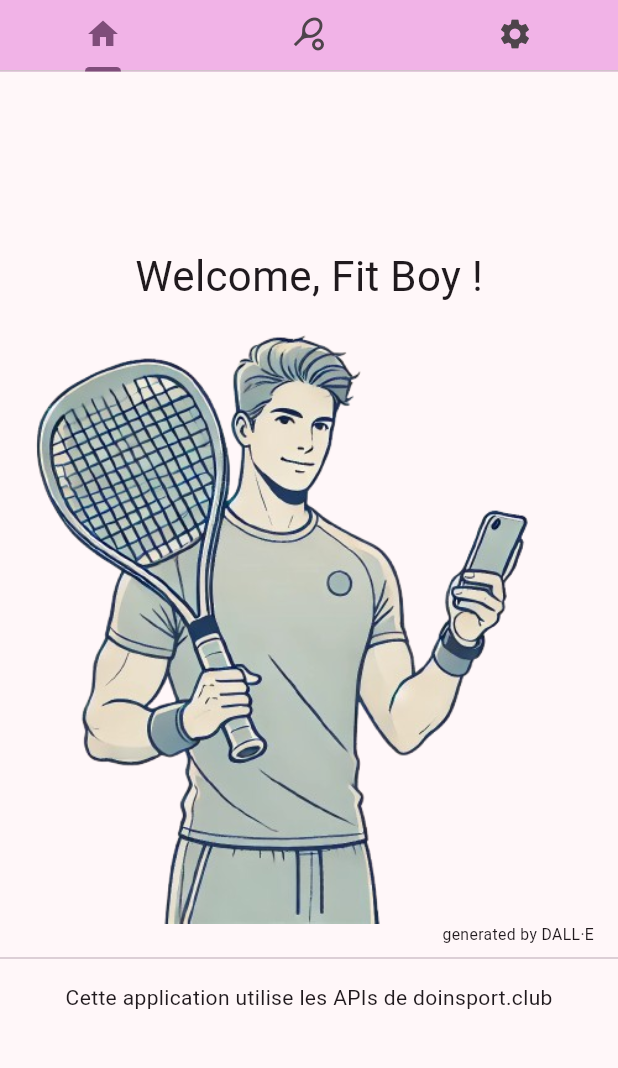
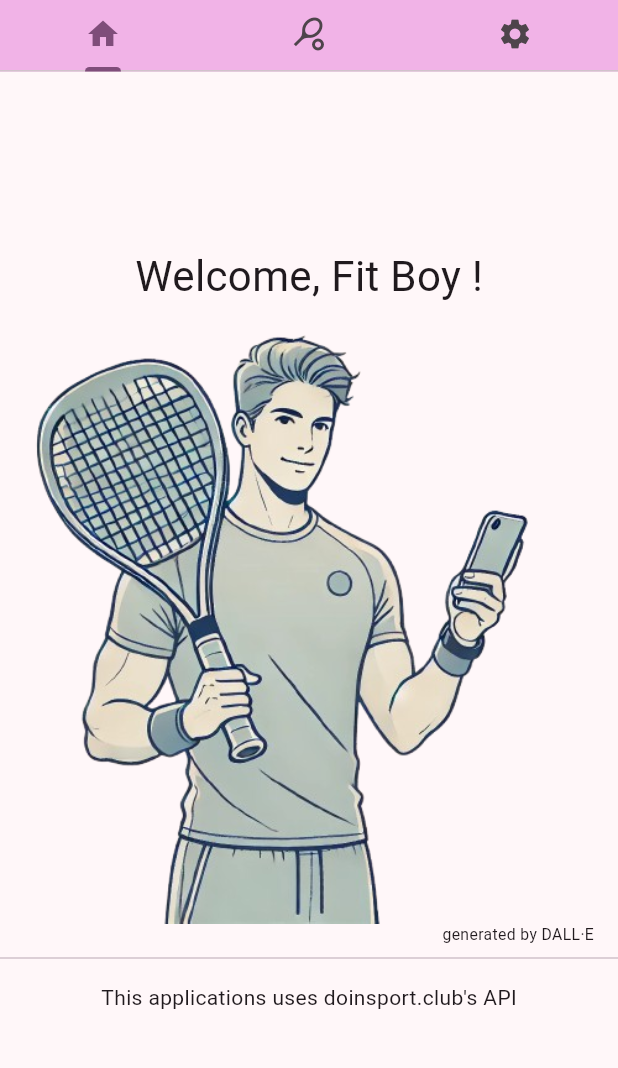
Before and after one commit to ComteHerrapait/DadouFit, a Flutter app: the screen it shows after launch, on a phone screen of 412 x 824 dp, the part 38-1106 px from its top. Run offline on Flutter 3.47's test engine with Material 3 defaults, Android fonts, the phone set to English and light mode, and no system bars; our stand-ins replace flutter_colorpicker, shared_preferences; generated files the repository leaves out were written again.

Commit message:
added translations

```diff
--- /dev/null
+++ b/l10n.yaml
@@ -0,0 +1,3 @@
+arb-dir: lib/l10n
+template-arb-file: app_en.arb
+output-localization-file: app_localizations.dart
--- a/lib/src/dadoufit.dart
+++ b/lib/src/dadoufit.dart
@@ -4,6 +4,7 @@ import 'package:dadoufit/src/pages/welcomepage.dart';
 import 'package:dadoufit/src/pages/wrapper.dart';
 import 'package:dadoufit/src/providers/themeprovider.dart';
 import 'package:flutter/material.dart';
+import 'package:flutter_gen/gen_l10n/app_localizations.dart';
 import 'package:provider/provider.dart';
 
 class DadouFitApp extends StatelessWidget {
@@ -28,6 +29,8 @@ class DadouFitApp extends StatelessWidget {
                 mainpage: MainPage(),
                 settingspage: SettingsPage(),
               ),
+              localizationsDelegates: AppLocalizations.localizationsDelegates,
+              supportedLocales: AppLocalizations.supportedLocales,
             );
           },
         ),
--- a/lib/src/pages/mainpage.dart
+++ b/lib/src/pages/mainpage.dart
@@ -2,6 +2,7 @@ import 'package:dadoufit/src/domains/doinsport/enum_activity.dart';
 import 'package:dadoufit/src/domains/doinsport/enum_club.dart';
 import 'package:dadoufit/src/domains/generic_slot.dart';
 import 'package:dadoufit/src/providers/planning_provider.dart';
+import 'package:dadoufit/src/utils/ContextExtension.dart';
 import 'package:dadoufit/src/widgets/slot_list.dart';
 import 'package:flutter/material.dart';
 import 'package:provider/provider.dart';
@@ -86,7 +87,7 @@ class _PlanningSelectorsState extends State<PlanningSelectors> {
     final planningProvider = Provider.of<PlanningProvider>(context);
 
     return ExpansionTile(
-      title: Text("Filters"),
+      title: Text(context.translations.filterLabel),
       subtitle: areFiltersExpanded ? null : Text(planningProvider.selectionStr),
       leading: Icon(Icons.filter_alt),
       initiallyExpanded: areFiltersExpanded,
--- a/lib/src/pages/welcomepage.dart
+++ b/lib/src/pages/welcomepage.dart
@@ -1,3 +1,4 @@
+import 'package:dadoufit/src/utils/ContextExtension.dart';
 import 'package:flutter/material.dart';
 
 class WelcomePage extends StatelessWidget {
@@ -9,7 +10,10 @@ class WelcomePage extends StatelessWidget {
       child: Column(
         mainAxisAlignment: MainAxisAlignment.center,
         children: [
-          const Text("Welcome, Fit Boy !", textScaler: TextScaler.linear(2)),
+          Text(
+            context.translations.welcomeFitBoy,
+            textScaler: TextScaler.linear(2),
+          ),
           const Center(
             child: Image(
               image: AssetImage('assets/images/ai_generated/happy_user_1.png'),
@@ -19,8 +23,8 @@ class WelcomePage extends StatelessWidget {
             padding: const EdgeInsets.only(right: 16),
             child: Align(
               alignment: Alignment.bottomRight,
-              child: const Text(
-                "generated by DALL·E",
+              child: Text(
+                context.translations.generatedByDallE,
                 textScaler: TextScaler.linear(0.75),
               ),
             ),
@@ -28,7 +32,7 @@ class WelcomePage extends StatelessWidget {
           Divider(),
           Padding(
             padding: EdgeInsets.all(8),
-            child: Text("Cette application utilise les APIs de doinsport.club"),
+            child: Text(context.translations.doinsportApiWarning),
           ),
         ],
       ),
--- a/pubspec.yaml
+++ b/pubspec.yaml
@@ -34,11 +34,13 @@ dependencies:
   provider: ^6.1.2
   shared_preferences: ^2.5.2
   http: ^1.3.0
-  intl: ^0.20.2
+  intl: ^0.19.0
   collection: ^1.19.1
   dependency_validator: ^5.0.2
   flutter_colorpicker: ^1.1.0
   url_launcher: ^6.3.1
+  flutter_localizations:
+    sdk: flutter
 
 dev_dependencies:
   flutter_test:
@@ -86,3 +88,5 @@ flutter:
   #
   # For details regarding fonts from package dependencies,
   # see https://flutter.dev/to/font-from-package
+
+  generate: true # For loclization
```
Also changed, not shown: lib/l10n/app_en.arb (added, +7 -0 lines), lib/l10n/app_fr.arb (added, +7 -0 lines), lib/src/utils/ContextExtension.dart (added, +10 -0 lines), pubspec.lock, 1 other file.
